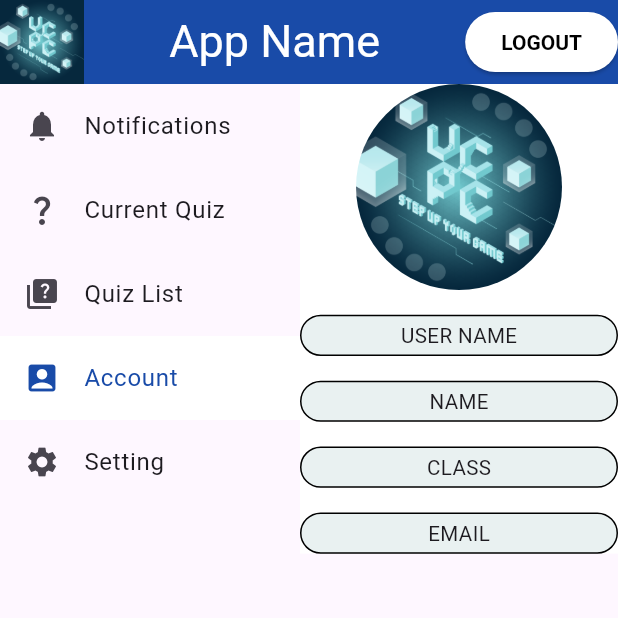
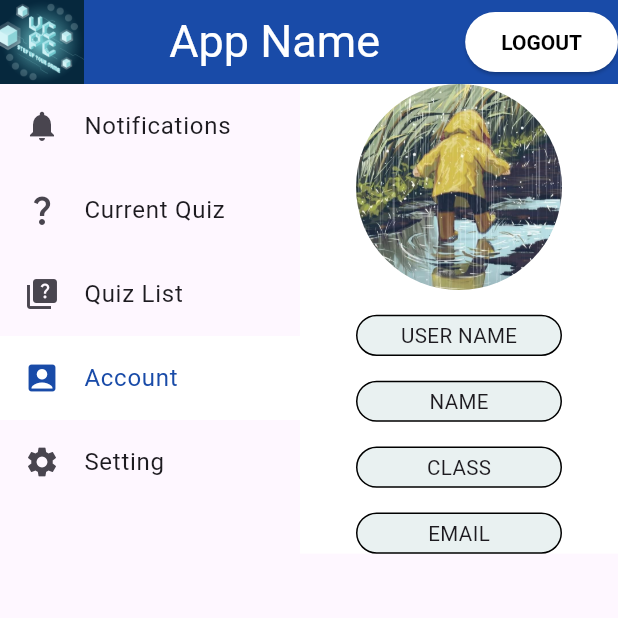
Before and after one commit to duythien2212/MiniProject_SE104, a Flutter app: the MainScreen screen opened directly, after a tap on "Current Quiz", after a tap on "Quiz List", after a tap on "Account", on a phone screen of 412 x 824 dp, the top half of it. Run offline on Flutter 3.47's test engine with Material 3 defaults, Android fonts, the phone set to English and light mode, and no system bars.

Commit message:
updateProfile

```diff
--- a/lib/profile_page.dart
+++ b/lib/profile_page.dart
@@ -32,7 +32,7 @@ class ProfilePage extends StatelessWidget {
 Widget avatar(double screenWidth) {
   return ClipOval(
     child: Image.asset(
-      'assets/images/logo_test.png',
+      'assets/images/avatar.jpg',
       width: screenWidth / 3,
       height: screenWidth / 3,
       fit: BoxFit.cover,
@@ -43,7 +43,7 @@ Widget avatar(double screenWidth) {
 Widget informationField(String text, double screenWidth, double screenHeight) {
   return Container(
     height: screenHeight / 30,
-    width: screenWidth / 1.5,
+    width: screenWidth / 3,
     decoration: BoxDecoration(
       color: AppThemes.navigationRailBackroundColor,
       borderRadius: BorderRadius.circular(screenWidth / 20),
```
Also changed, not shown: assets/images/avatar2.jpg (added).
